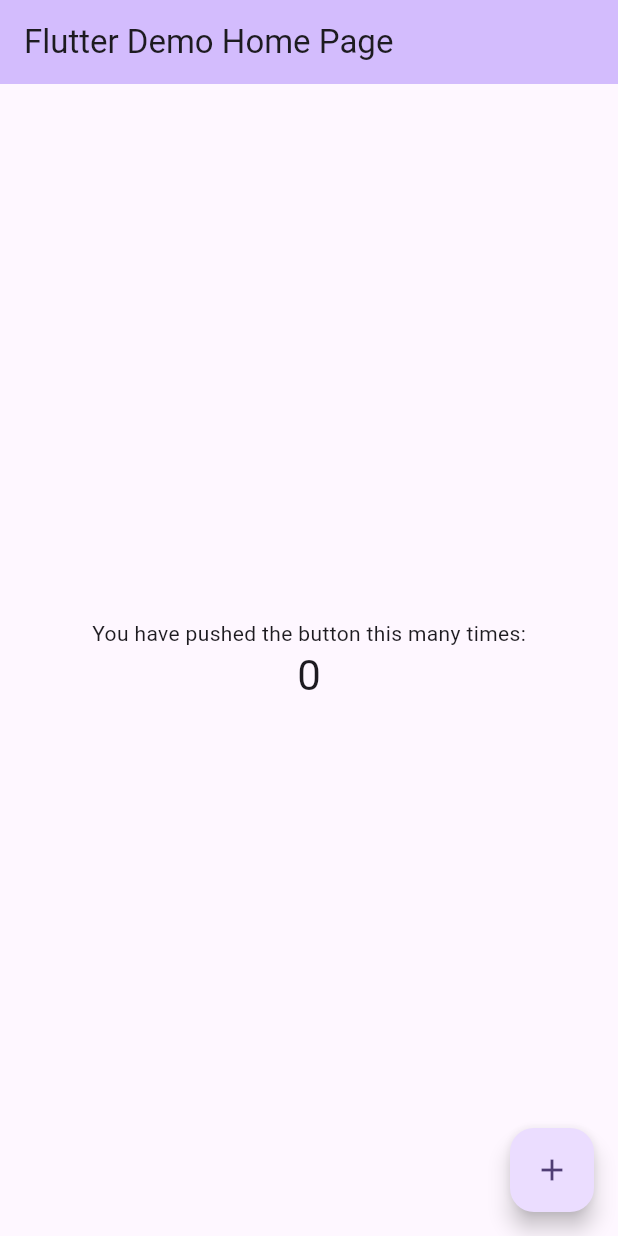
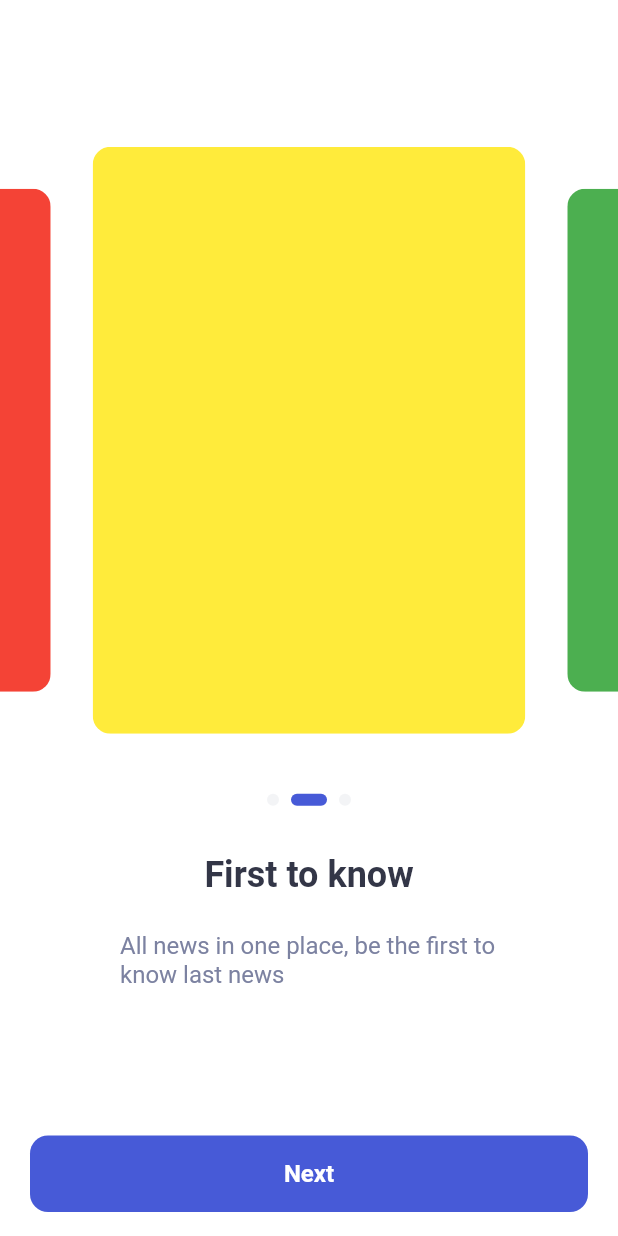
Before and after one commit to pongloongyeat/nuntium, a Flutter app: the screen it shows after launch, on a phone screen of 412 x 824 dp. Run offline on Flutter 3.47's test engine with Material 2 defaults, Android fonts, the phone set to English and light mode, and no system bars.

Commit message:
feat: add landing page

```diff
--- a/frontend/analysis_options.yaml
+++ b/frontend/analysis_options.yaml
@@ -14,4 +14,5 @@ linter:
   # producing the lint.
   rules:
     always_put_required_named_parameters_first: false
+    flutter_style_todos: false
     public_member_api_docs: false
--- /dev/null
+++ b/frontend/lib/constants/app_colors.dart
@@ -0,0 +1,18 @@
+part of 'constants.dart';
+
+final class AppColors {
+  const AppColors._();
+
+  static const purpleDark = Color(0xff2536a7);
+  static const purplePrimary = Color(0xff475ad7);
+  static const purpleLight = Color(0xff8a96e5);
+  static const purpleLighter = Color(0xffeef0fb);
+  static const blackDark = Color(0xff22242f);
+  static const blackPrimary = Color(0xff333647);
+  static const blackLight = Color(0xff44485f);
+  static const blackLighter = Color(0xff555a77);
+  static const greyDark = Color(0xff666c8e);
+  static const greyPrimary = Color(0xff7c82a1);
+  static const greyLight = Color(0xffacafc3);
+  static const greyLighter = Color(0xfff3f4f6);
+}
--- /dev/null
+++ b/frontend/lib/constants/app_text_styles.dart
@@ -0,0 +1,22 @@
+part of 'constants.dart';
+
+final class AppTextStyles {
+  const AppTextStyles._();
+
+  static const buttonTextPrimary = TextStyle(
+    fontSize: 16,
+    fontWeight: FontWeight.w600,
+    color: Colors.white,
+  );
+  static const buttonTextSecondary = TextStyle(
+    fontSize: 16,
+    fontWeight: FontWeight.w600,
+    color: AppColors.greyDark,
+  );
+  static const heading1 = TextStyle(
+    fontSize: 24,
+    fontWeight: FontWeight.w600,
+    color: AppColors.blackPrimary,
+  );
+  static const caption = TextStyle(fontSize: 16, color: AppColors.greyPrimary);
+}
--- /dev/null
+++ b/frontend/lib/constants/constants.dart
@@ -0,0 +1,4 @@
+import 'package:flutter/material.dart';
+
+part 'app_colors.dart';
+part 'app_text_styles.dart';
--- /dev/null
+++ b/frontend/lib/extensions/extensions.dart
@@ -0,0 +1 @@
+part 'iterable_extensions.dart';
--- /dev/null
+++ b/frontend/lib/extensions/iterable_extensions.dart
@@ -0,0 +1,20 @@
+part of 'extensions.dart';
+
+typedef SeparatorBuilder<T> = T Function(({int prev, int next}) between);
+
+extension IterableExtensions<E> on Iterable<E> {
+  List<E> separated<T extends E>(SeparatorBuilder<T> separatorBuilder) {
+    final elements = toList();
+    final result = <E>[];
+
+    for (var i = 0; i < length; i++) {
+      final element = elements[i];
+      final separator = separatorBuilder((prev: i, next: i + 1));
+
+      result.add(element);
+      if (i < length - 1) result.add(separator);
+    }
+
+    return result;
+  }
+}
--- a/frontend/lib/main.dart
+++ b/frontend/lib/main.dart
@@ -1,125 +1,6 @@
-import 'package:flutter/material.dart';
+import 'package:flutter/widgets.dart';
+import 'package:frontend/widgets/widgets.dart';
 
 void main() {
-  runApp(const MyApp());
+  runApp(const App());
 }
-
-class MyApp extends StatelessWidget {
-  const MyApp({super.key});
-
-  // This widget is the root of your application.
-  @override
-  Widget build(BuildContext context) {
-    return MaterialApp(
-      title: 'Flutter Demo',
-      theme: ThemeData(
-        // This is the theme of your application.
-        //
-        // TRY THIS: Try running your application with "flutter run". You'll see
-        // the application has a blue toolbar. Then, without quitting the app,
-        // try changing the seedColor in the colorScheme below to Colors.green
-        // and then invoke "hot reload" (save your changes or press the "hot
-        // reload" button in a Flutter-supported IDE, or press "r" if you used
-        // the command line to start the app).
-        //
-        // Notice that the counter didn't reset back to zero; the application
-        // state is not lost during the reload. To reset the state, use hot
-        // restart instead.
-        //
-        // This works for code too, not just values: Most code changes can be
-        // tested with just a hot reload.
-        colorScheme: ColorScheme.fromSeed(seedColor: Colors.deepPurple),
-        useMaterial3: true,
-      ),
-      home: const MyHomePage(title: 'Flutter Demo Home Page'),
-    );
-  }
-}
-
-class MyHomePage extends StatefulWidget {
-  const MyHomePage({super.key, required this.title});
-
-  // This widget is the home page of your application. It is stateful, meaning
-  // that it has a State object (defined below) that contains fields that affect
-  // how it looks.
-
-  // This class is the configuration for the state. It holds the values (in this
-  // case the title) provided by the parent (in this case the App widget) and
-  // used by the build method of the State. Fields in a Widget subclass are
-  // always marked "final".
-
-  final String title;
-
-  @override
-  State<MyHomePage> createState() => _MyHomePageState();
-}
-
-class _MyHomePageState extends State<MyHomePage> {
-  int _counter = 0;
-
-  void _incrementCounter() {
-    setState(() {
-      // This call to setState tells the Flutter framework that something has
-      // changed in this State, which causes it to rerun the build method below
-      // so that the display can reflect the updated values. If we changed
-      // _counter without calling setState(), then the build method would not be
-      // called again, and so nothing would appear to happen.
-      _counter++;
-    });
-  }
-
-  @override
-  Widget build(BuildContext context) {
-    // This method is rerun every time setState is called, for instance as done
-    // by the _incrementCounter method above.
-    //
-    // The Flutter framework has been optimized to make rerunning build methods
-    // fast, so that you can just rebuild anything that needs updating rather
-    // than having to individually change instances of widgets.
-    return Scaffold(
-      appBar: AppBar(
-        // TRY THIS: Try changing the color here to a specific color (to
-        // Colors.amber, perhaps?) and trigger a hot reload to see the AppBar
-        // change color while the other colors stay the same.
-        backgroundColor: Theme.of(context).colorScheme.inversePrimary,
-        // Here we take the value from the MyHomePage object that was created by
-        // the App.build method, and use it to set our appbar title.
-        title: Text(widget.title),
-      ),
-      body: Center(
-        // Center is a layout widget. It takes a single child and positions it
-        // in the middle of the parent.
-        child: Column(
-          // Column is also a layout widget. It takes a list of children and
-          // arranges them vertically. By default, it sizes itself to fit its
-          // children horizontally, and tries to be as tall as its parent.
-          //
-          // Column has various properties to control how it sizes itself and
-          // how it positions its children. Here we use mainAxisAlignment to
-          // center the children vertically; the main axis here is the vertical
-          // axis because Columns are vertical (the cross axis would be
-          // horizontal).
-          //
-          // TRY THIS: Invoke "debug painting" (choose the "Toggle Debug Paint"
-          // action in the IDE, or press "p" in the console), to see the
-          // wireframe for each widget.
-          mainAxisAlignment: MainAxisAlignment.center,
-          children: <Widget>[
-            const Text(
-              'You have pushed the button this many times:',
-            ),
-            Text(
-              '$_counter',
-              style: Theme.of(context).textTheme.headlineMedium,
-            ),
-          ],
-        ),
-      ),
-      floatingActionButton: FloatingActionButton(
-        onPressed: _incrementCounter,
-        tooltip: 'Increment',
-        child: const Icon(Icons.add),
-      ), // This trailing comma makes auto-formatting nicer for build methods.
-    );
-  }
-}
--- /dev/null
+++ b/frontend/lib/pages/landing/landing_page.dart
@@ -0,0 +1,97 @@
+part of '../pages.dart';
+
+enum _LandingPageCarousel { item1, item2, item3 }
+
+class LandingPage extends StatefulWidget {
+  const LandingPage({super.key});
+
+  @override
+  State<LandingPage> createState() => _LandingPageState();
+}
+
+class _LandingPageState extends State<LandingPage> {
+  bool _hasReachedEnd = false;
+
+  final _controller = CarouselSliderController();
+
+  @override
+  void dispose() {
+    _controller.dispose();
+    super.dispose();
+  }
+
+  @override
+  Widget build(BuildContext context) {
+    return Scaffold(
+      body: SafeArea(
+        child: Column(
+          children: [
+            const Spacer(),
+            Expanded(
+              flex: 4,
+              child: CarouselSlider.autoSlide(
+                slideAfter: const Duration(seconds: 7),
+                controller: _controller,
+                onPageChanged: (index) => setState(
+                  () => _hasReachedEnd = _hasReachedEnd ||
+                      index == _LandingPageCarousel.values.last.index,
+                ),
+                children: _LandingPageCarousel.values
+                    .map(
+                      (e) => CarouselCard(
+                        child: Container(
+                          color: switch (e) {
+                            _LandingPageCarousel.item1 => Colors.red,
+                            _LandingPageCarousel.item2 => Colors.yellow,
+                            _LandingPageCarousel.item3 => Colors.green,
+                          },
+                        ),
+                      ),
+                    )
+                    .toList(),
+              ),
+            ),
+            const SizedBox(height: 40),
+            CarouselSliderIndicator(
+              length: _LandingPageCarousel.values.length,
+              currentIndex: _controller.index,
+            ),
+            const SizedBox(height: 32),
+            const Padding(
+              padding: EdgeInsets.symmetric(horizontal: 80),
+              child: Text('First to know', style: AppTextStyles.heading1),
+            ),
+            const SizedBox(height: 24),
+            const Padding(
+              padding: EdgeInsets.symmetric(horizontal: 80),
+              child: Text(
+                'All news in one place, be the first to know last news',
+                style: AppTextStyles.caption,
+              ),
+            ),
+            const Spacer(),
+            Padding(
+              padding: const EdgeInsets.symmetric(horizontal: 20)
+                  .copyWith(bottom: 16),
+              child: AppButton.text(
+                _hasReachedEnd ? 'Get Started' : 'Next',
+                style: AppButtonStyle.primary,
+                onPressed: () {
+                  if (!_hasReachedEnd) {
+                    _controller.nextPage(
+                      duration: CarouselSlider.defaultSlideDuration,
+                      curve: CarouselSlider.defaultSlideCurve,
+                    );
+                    return;
+                  }
+
+                  // TODO: push to login
+                },
+              ),
+            ),
+          ],
+        ),
+      ),
+    );
+  }
+}
--- /dev/null
+++ b/frontend/lib/pages/pages.dart
@@ -0,0 +1,5 @@
+import 'package:flutter/material.dart';
+import 'package:frontend/constants/constants.dart';
+import 'package:frontend/widgets/widgets.dart';
+
+part 'landing/landing_page.dart';
--- /dev/null
+++ b/frontend/lib/widgets/app.dart
@@ -0,0 +1,14 @@
+part of 'widgets.dart';
+
+class App extends StatelessWidget {
+  const App({super.key});
+
+  @override
+  Widget build(BuildContext context) {
+    return MaterialApp(
+      debugShowCheckedModeBanner: false,
+      theme: ThemeData(scaffoldBackgroundColor: Colors.white),
+      home: const LandingPage(),
+    );
+  }
+}
--- /dev/null
+++ b/frontend/lib/widgets/app_button.dart
@@ -0,0 +1,75 @@
+part of 'widgets.dart';
+
+enum AppButtonStyle {
+  primary,
+  secondary;
+
+  Color get backgroundColor => switch (this) {
+        primary => AppColors.purplePrimary,
+        secondary => Colors.white,
+      };
+
+  TextStyle get textStyle => switch (this) {
+        primary => AppTextStyles.buttonTextPrimary,
+        secondary => AppTextStyles.buttonTextSecondary,
+      };
+
+  Border? get border => switch (this) {
+        primary => null,
+        secondary => Border.all(color: AppColors.greyLighter),
+      };
+}
+
+class AppButton extends StatelessWidget {
+  const AppButton({
+    super.key,
+    this.backgroundColor,
+    this.borderRadius,
+    this.border,
+    required this.onPressed,
+    required this.child,
+  });
+
+  AppButton.text(
+    String text, {
+    super.key,
+    required AppButtonStyle style,
+    required this.onPressed,
+  })  : backgroundColor = style.backgroundColor,
+        borderRadius = defaultBorderRadius,
+        border = style.border,
+        child = Text(text, style: style.textStyle);
+
+  final Color? backgroundColor;
+  final BorderRadius? borderRadius;
+  final Border? border;
+  final VoidCallback? onPressed;
+  final Widget child;
+
+  static BorderRadius defaultBorderRadius = BorderRadius.circular(12);
+
+  @override
+  Widget build(BuildContext context) {
+    final borderRadius = this.borderRadius;
+    final decoration = BoxDecoration(
+      color: backgroundColor,
+      borderRadius: borderRadius,
+      border: border,
+    );
+
+    return Opacity(
+      opacity: onPressed != null ? 1 : 0.4,
+      child: Ink(
+        decoration: decoration,
+        child: InkWell(
+          borderRadius: borderRadius,
+          onTap: onPressed,
+          child: Padding(
+            padding: const EdgeInsets.all(16),
+            child: Center(child: child),
+          ),
+        ),
+      ),
+    );
+  }
+}
--- /dev/null
+++ b/frontend/lib/widgets/carousel_slider.dart
@@ -0,0 +1,230 @@
+part of 'widgets.dart';
+
+class CarouselCard extends StatelessWidget {
+  const CarouselCard({
+    super.key,
+    this.fit,
+    this.onTap,
+    required this.child,
+  });
+
+  final BoxFit? fit;
+  final VoidCallback? onTap;
+  final Widget child;
+
+  @override
+  Widget build(BuildContext context) {
+    return GestureDetector(
+      onTap: onTap,
+      child: ClipRRect(
+        borderRadius: BorderRadius.circular(12),
+        child: child,
+      ),
+    );
+  }
+}
+
+class CarouselSliderController extends PageController {
+  CarouselSliderController({super.initialPage, super.keepPage})
+      : super(viewportFraction: 0.7);
+
+  int get index =>
+      hasClients ? super.page?.round() ?? initialPage : initialPage;
+}
+
+class CarouselSlider extends StatefulWidget {
+  const CarouselSlider({
+    super.key,
+    this.controller,
+    this.slideAfter,
+    this.repeats = true,
+    this.slideDuration,
+    this.slideCurve,
+    this.onPageChanged,
+    required this.children,
+  });
+
+  const CarouselSlider.autoSlide({
+    super.key,
+    this.controller,
+    required Duration this.slideAfter,
+    this.repeats = true,
+    this.slideDuration,
+    this.slideCurve,
+    this.onPageChanged,
+    required this.children,
+  });
+
+  const CarouselSlider.noAutoSlide({
+    super.key,
+    this.controller,
+    this.slideDuration,
+    this.slideCurve,
+    this.onPageChanged,
+    required this.children,
+  })  : slideAfter = null,
+        repeats = false;
+
+  final CarouselSliderController? controller;
+
+  /// Enables auto sliding. If null, no auto-slide will be present.
+  final Duration? slideAfter;
+
+  /// Whether the carousel repeats after reaching the end.
+  final bool repeats;
+
+  /// The slide duration for the carousel.
+  ///
+  /// Defaults to [defaultSlideDuration].
+  final Duration? slideDuration;
+
+  /// The slide curve for the carousel.
+  ///
+  /// Defaults to [defaultSlideCurve].
+  final Curve? slideCurve;
+
+  final ValueChanged<int>? onPageChanged;
+
+  final List<Widget> children;
+
+  static const defaultSlideDuration = Duration(milliseconds: 350);
+  static const defaultSlideCurve = Curves.easeInOut;
+
+  @override
+  State<CarouselSlider> createState() => _CarouselSliderState();
+}
+
+class _CarouselSliderState extends State<CarouselSlider> {
+  Timer? _timer;
+  late int _currentIndex;
+  final _controller = CarouselSliderController();
+
+  CarouselSliderController get _effectiveController =>
+      widget.controller ?? _controller;
+  Duration get _slideDuration =>
+      widget.slideDuration ?? CarouselSlider.defaultSlideDuration;
+  Curve get _slideCurve => CarouselSlider.defaultSlideCurve;
+
+  @override
+  void initState() {
+    super.initState();
+    _setupCurrentIndex();
+    _setupTimer();
+  }
+
+  @override
+  void dispose() {
+    _controller.dispose();
+    super.dispose();
+  }
+
+  @override
+  void didUpdateWidget(covariant CarouselSlider oldWidget) {
+    super.didUpdateWidget(oldWidget);
+
+    if (oldWidget.slideAfter != widget.slideAfter) {
+      _setupTimer();
+    }
+  }
+
+  void _setupCurrentIndex() {
+    _currentIndex = _effectiveController.index;
+  }
+
+  void _setupTimer() {
+    final slideAfter = widget.slideAfter;
+    if (slideAfter == null) {
+      _timer?.cancel();
+      return;
+    }
+
+    _timer?.cancel();
+    _timer = Timer.periodic(slideAfter, (_) => _slideToNext());
+  }
+
+  @override
+  Widget build(BuildContext context) {
+    return PageView(
+      controller: _effectiveController,
+      onPageChanged: (index) {
+        widget.onPageChanged?.call(index);
+
+        // Reset timer if user moved it manually
+        _setupTimer();
+        setState(() => _currentIndex = index);
+      },
+      children: widget.children
+          .mapIndexed(
+            (index, e) => AnimatedContainer(
+              duration: _slideDuration,
+              curve: _slideCurve,
+              padding: _currentIndex == index
+                  ? EdgeInsets.zero
+                  : const EdgeInsets.symmetric(horizontal: 28, vertical: 28),
+              child: e,
+            ),
+          )
+          .toList(),
+    );
+  }
+
+  void _slideToNext() {
+    if (_currentIndex == widget.children.length - 1) {
+      _effectiveController.animateToPage(
+        0,
+        duration: _slideDuration,
+        curve: _slideCurve,
+      );
+    } else {
+      _effectiveController.nextPage(
+        duration: _slideDuration,
+        curve: _slideCurve,
+      );
+    }
+  }
+}
+
+class CarouselSliderIndicator extends StatelessWidget {
+  const CarouselSliderIndicator({
+    super.key,
+    required this.length,
+    required this.currentIndex,
+    this.slideDuration,
+    this.slideCurve,
+  });
+
+  final int length;
+  final int currentIndex;
+
+  /// The sliding duration of the indicators.
+  ///
+  /// Defaults to [CarouselSlider.defaultSlideDuration].
+  final Duration? slideDuration;
+
+  /// The sliding curve of the indicators.
+  ///
+  /// Defaults to [CarouselSlider.defaultSlideCurve].
+  final Curve? slideCurve;
+
+  @override
+  Widget build(BuildContext context) {
+    return Row(
+      mainAxisAlignment: MainAxisAlignment.center,
+      children: <Widget>[
+        for (var i = 0; i < length; i++)
+          AnimatedContainer(
+            duration: slideDuration ?? CarouselSlider.defaultSlideDuration,
+            curve: slideCurve ?? CarouselSlider.defaultSlideCurve,
+            decoration: BoxDecoration(
+              color: currentIndex == i
+                  ? AppColors.purplePrimary
+                  : AppColors.greyLighter,
+              borderRadius: BorderRadius.circular(4),
+            ),
+            width: currentIndex == i ? 24 : 8,
+            height: 8,
+          )
+      ].separated((_) => const SizedBox(width: 8)),
+    );
+  }
+}
--- /dev/null
+++ b/frontend/lib/widgets/widgets.dart
@@ -0,0 +1,11 @@
+import 'dart:async';
+
+import 'package:collection/collection.dart';
+import 'package:flutter/material.dart';
+import 'package:frontend/constants/constants.dart';
+import 'package:frontend/extensions/extensions.dart';
+import 'package:frontend/pages/pages.dart';
+
+part 'app.dart';
+part 'app_button.dart';
+part 'carousel_slider.dart';
--- a/frontend/pubspec.yaml
+++ b/frontend/pubspec.yaml
@@ -6,6 +6,7 @@ environment:
   sdk: ^3.0.0
 
 dependencies:
+  collection: ^1.17.1
   cupertino_icons: ^1.0.2
   dart_result_type: ^1.0.0
   flutter:
```
Also changed, not shown: frontend/pubspec.lock.
